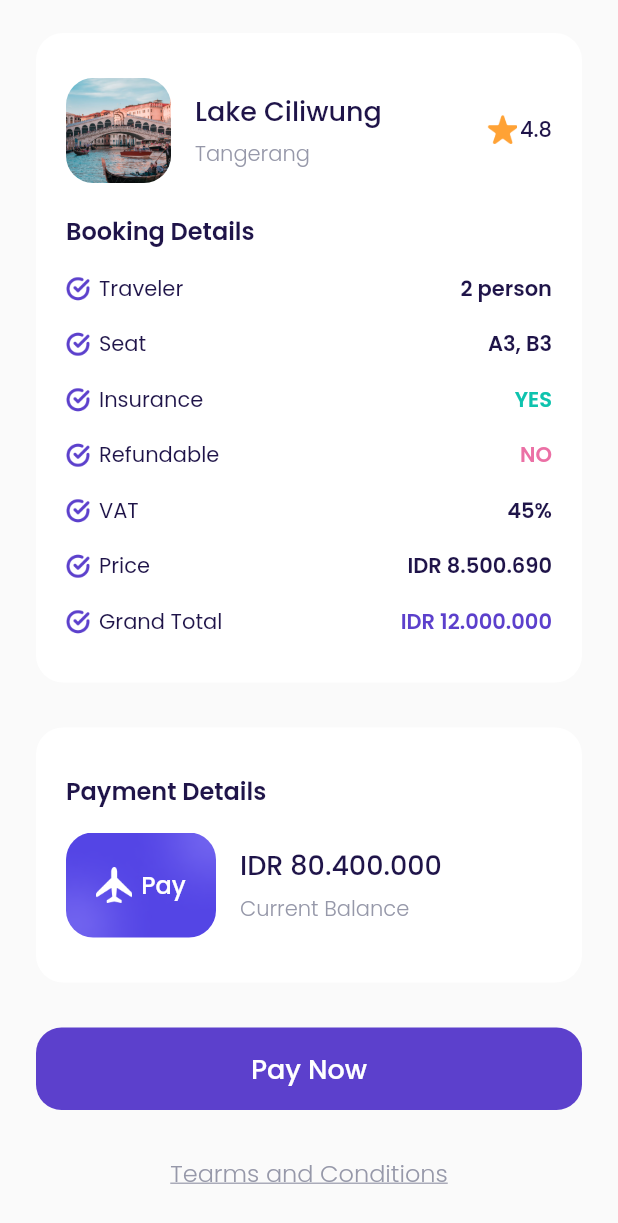
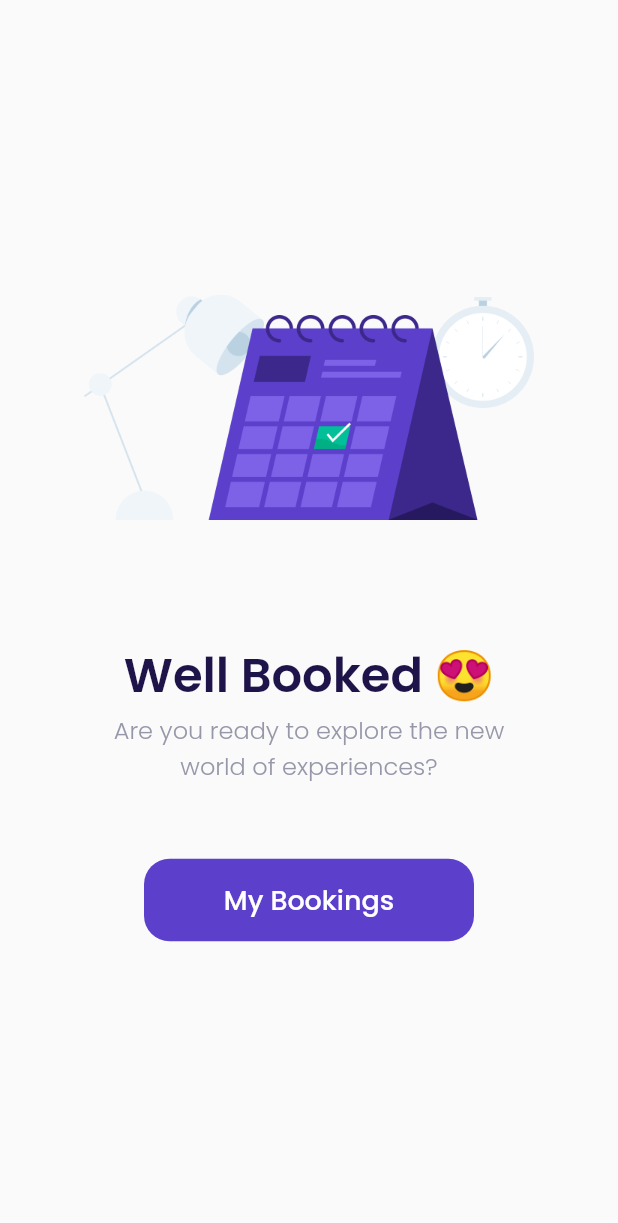
Before and after one commit to mrum13/airplane-flutter, a Flutter app: the CheckoutPage screen opened directly, scrolled down 190 dp, after a tap on "Pay Now", on a phone screen of 412 x 824 dp. Shown: the top 1223 px of the screen. Run offline on Flutter 3.47's test engine with Material 2 defaults, Android fonts, the light colour scheme and no system bars; our stand-ins replace google_fonts.

Commit message:
Success Checkout Page

```diff
--- a/lib/ui/pages/checkout_page.dart
+++ b/lib/ui/pages/checkout_page.dart
@@ -1,5 +1,6 @@
 import 'package:flutter/material.dart';
 import 'package:flutter_airplane/shared/theme.dart';
+import 'package:flutter_airplane/ui/pages/success_checkout_page.dart';
 import 'package:flutter_airplane/ui/widgets/booking_details_item.dart';
 import 'package:flutter_airplane/ui/widgets/custom_button.dart';
 
@@ -246,7 +247,10 @@ class CheckoutPage extends StatelessWidget {
     Widget payNowButton() {
       return CustomButton(
         title: 'Pay Now',
-        onPressed: () {},
+        onPressed: () {
+          Navigator.push(context,
+              MaterialPageRoute(builder: (context) => SuccessCheckoutPage()));
+        },
         margin: EdgeInsets.only(top: 30),
       );
     }
--- a/lib/ui/pages/sign_up_page.dart
+++ b/lib/ui/pages/sign_up_page.dart
@@ -8,20 +8,17 @@ class SignUpPage extends StatelessWidget {
 
   @override
   Widget build(BuildContext context) {
-
     Widget title() {
       return Container(
         margin: EdgeInsets.only(top: 30),
-        child: Text('Join us and get\nyour next journey',
-        style: blackTextStyle.copyWith(
-          fontSize: 24,
-          fontWeight: semiBold
-        ),),
+        child: Text(
+          'Join us and get\nyour next journey',
+          style: blackTextStyle.copyWith(fontSize: 24, fontWeight: semiBold),
+        ),
       );
     }
 
-    Widget inputSection(){
-
+    Widget inputSection() {
       Widget nameInput() {
         return CustomTextFormField(
           title: 'Full Name',
@@ -45,15 +42,12 @@ class SignUpPage extends StatelessWidget {
       }
 
       Widget hobbyInput() {
-        return CustomTextFormField(
-          title: 'Hobby',
-          hintText: 'Your hobby'
-        );
+        return CustomTextFormField(title: 'Hobby', hintText: 'Your hobby');
       }
 
-      Widget submitButton(){
+      Widget submitButton() {
         return CustomButton(
-          title: 'Get Startded',
+            title: 'Get Started',
             onPressed: () {
               Navigator.pushNamed(context, '/bonus');
             });
@@ -63,16 +57,16 @@ class SignUpPage extends StatelessWidget {
         margin: EdgeInsets.only(top: 30),
         padding: EdgeInsets.symmetric(horizontal: 20, vertical: 30),
         decoration: BoxDecoration(
-          color: kWhiteColor,
-          borderRadius: BorderRadius.circular(4)
-        ),
-        child: Column(children: [
+            color: kWhiteColor, borderRadius: BorderRadius.circular(4)),
+        child: Column(
+          children: [
             nameInput(),
             emailInput(),
             passwordInput(),
             hobbyInput(),
             submitButton(),
-        ],),
+          ],
+        ),
       );
     }
 
@@ -83,14 +77,13 @@ class SignUpPage extends StatelessWidget {
             top: 50,
             bottom: 73,
           ),
-        child: Text('Tearms and Conditions',
+          child: Text(
+            'Tearms and Conditions',
             style: greyTextStyle.copyWith(
                 fontSize: 16,
                 fontWeight: light,
-          decoration: TextDecoration.underline
-        ),
-        )
-      );
+                decoration: TextDecoration.underline),
+          ));
     }
 
     return Scaffold(
@@ -98,11 +91,7 @@ class SignUpPage extends StatelessWidget {
       body: SafeArea(
         child: ListView(
           padding: EdgeInsets.symmetric(horizontal: defaultMargin),
-          children: [
-            title(),
-            inputSection(),
-            tacButton()
-          ],
+          children: [title(), inputSection(), tacButton()],
         ),
       ),
     );
--- /dev/null
+++ b/lib/ui/pages/success_checkout_page.dart
@@ -0,0 +1,50 @@
+import 'package:flutter/material.dart';
+import 'package:flutter_airplane/shared/theme.dart';
+import 'package:flutter_airplane/ui/widgets/custom_button.dart';
+
+class SuccessCheckoutPage extends StatelessWidget {
+  const SuccessCheckoutPage({Key? key}) : super(key: key);
+
+  @override
+  Widget build(BuildContext context) {
+    return Scaffold(
+      backgroundColor: kBackgroundColor,
+      body: Center(
+        child: Column(
+          mainAxisAlignment: MainAxisAlignment.center,
+          children: [
+            Container(
+              width: 300,
+              height: 150,
+              margin: EdgeInsets.only(bottom: 80),
+              decoration: BoxDecoration(
+                  image: DecorationImage(
+                      image: AssetImage('assets/image_success.png'))),
+            ),
+            Text(
+              'Well Booked 😍',
+              style: blackTextStyle.copyWith(
+                fontSize: 32,
+                fontWeight: semiBold,
+              ),
+            ),
+            Text(
+              'Are you ready to explore the new\nworld of experiences?',
+              style: greyTextStyle.copyWith(fontSize: 16, fontWeight: light),
+              textAlign: TextAlign.center,
+            ),
+            CustomButton(
+              title: 'My Bookings',
+              onPressed: () {
+                Navigator.pushNamedAndRemoveUntil(
+                    context, '/main', (route) => false);
+              },
+              width: 220,
+              margin: EdgeInsets.only(top: 50),
+            )
+          ],
+        ),
+      ),
+    );
+  }
+}
```
Lines whose indentation alone changed are shown as unchanged.
